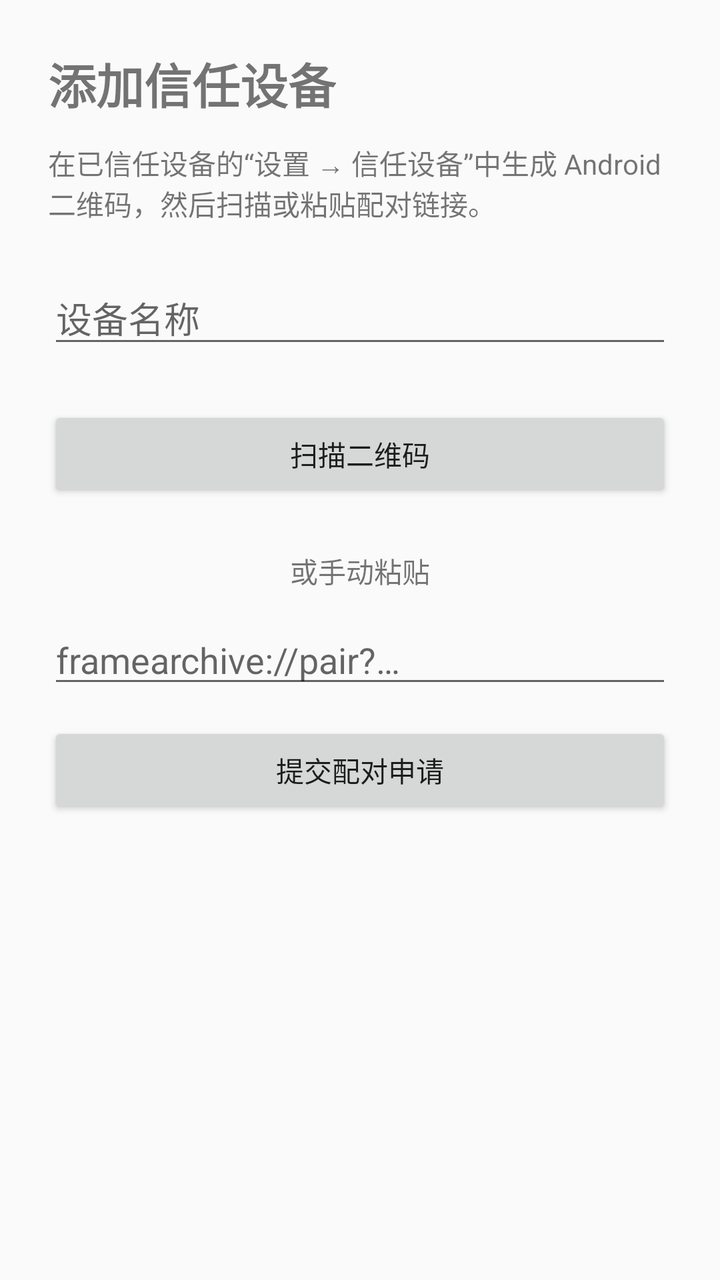
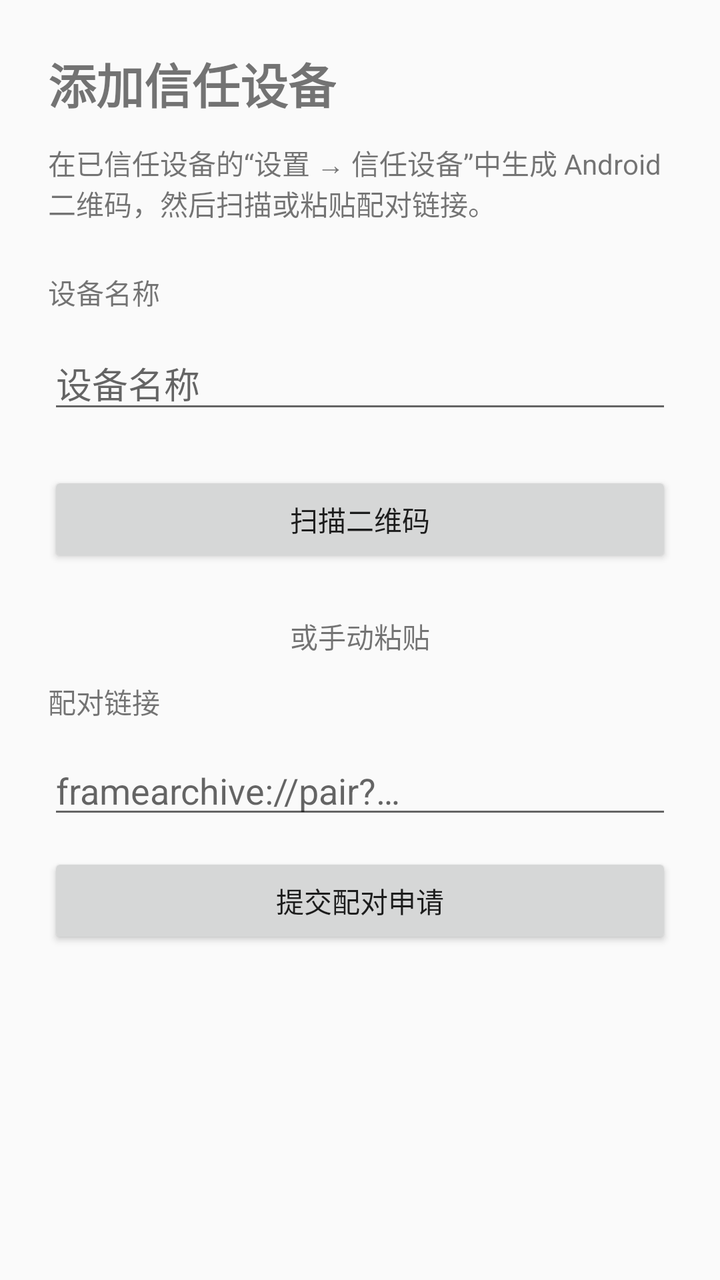

Two renders of the same Android screen: before a commit and after it. Below are the layout's source before the change and the commit's diff.
<!-- AndroidManifest.xml: application theme Theme.FrameArchive -->
<!-- res/layout/view_pairing.xml -->
<?xml version="1.0" encoding="utf-8"?>
<ScrollView xmlns:android="http://schemas.android.com/apk/res/android"
    android:layout_width="match_parent"
    android:layout_height="match_parent"
    android:fillViewport="true">

    <LinearLayout
        android:layout_width="match_parent"
        android:layout_height="wrap_content"
        android:layout_gravity="center"
        android:orientation="vertical"
        android:padding="@dimen/screen_padding">

        <TextView
            android:layout_width="wrap_content"
            android:layout_height="wrap_content"
            android:text="@string/pairing_title"
            android:textSize="24sp"
            android:textStyle="bold" />

        <TextView
            android:layout_width="match_parent"
            android:layout_height="wrap_content"
            android:layout_marginTop="@dimen/item_spacing"
            android:text="@string/pairing_description" />

        <EditText
            android:id="@+id/device_name_input"
            android:layout_width="match_parent"
            android:layout_height="wrap_content"
            android:layout_marginTop="@dimen/section_spacing"
            android:hint="@string/device_name_hint"
            android:imeOptions="actionNext"
            android:importantForAutofill="no"
            android:inputType="textCapSentences"
            android:maxLines="1" />

        <Button
            android:id="@+id/scan_button"
            android:layout_width="match_parent"
            android:layout_height="wrap_content"
            android:layout_marginTop="@dimen/section_spacing"
            android:text="@string/scan_qr_code" />

        <TextView
            android:layout_width="match_parent"
            android:layout_height="wrap_content"
            android:layout_marginTop="@dimen/section_spacing"
            android:gravity="center"
            android:text="@string/or_paste_link" />

        <EditText
            android:id="@+id/pairing_link_input"
            android:layout_width="match_parent"
            android:layout_height="wrap_content"
            android:layout_marginTop="@dimen/item_spacing"
            android:hint="@string/pairing_link_hint"
            android:importantForAutofill="no"
            android:inputType="textUri"
            android:maxLines="4" />

        <TextView
            android:id="@+id/error_text"
            android:layout_width="match_parent"
            android:layout_height="wrap_content"
            android:layout_marginTop="@dimen/item_spacing"
            android:textColor="?attr/colorError"
            android:visibility="gone" />

        <Button
            android:id="@+id/submit_button"
            android:layout_width="match_parent"
            android:layout_height="wrap_content"
            android:layout_marginTop="@dimen/item_spacing"
            android:text="@string/submit_pairing_link" />
    </LinearLayout>
</ScrollView>
<!-- resources referenced by this layout -->
<resources>
  <dimen name="item_spacing">12dp</dimen>
  <dimen name="screen_padding">24dp</dimen>
  <dimen name="section_spacing">24dp</dimen>
  <string name="device_name_hint">设备名称</string>
  <string name="or_paste_link">或手动粘贴</string>
  <string name="pairing_description">在已信任设备的“设置 → 信任设备”中生成 Android 二维码，然后扫描或粘贴配对链接。</string>
  <string name="pairing_link_hint">framearchive://pair?…</string>
  <string name="pairing_title">添加信任设备</string>
  <string name="scan_qr_code">扫描二维码</string>
  <string name="submit_pairing_link">提交配对申请</string>
  <style name="Theme.FrameArchive" parent="Theme.AppCompat.DayNight.NoActionBar">
          <item name="android:windowLightStatusBar">true</item>
      </style>
</resources>

<!-- the commit's change to res/layout/view_pairing.xml (unified diff, before → after) -->
@@ -24,11 +24,18 @@
             android:layout_marginTop="@dimen/item_spacing"
             android:text="@string/pairing_description" />
 
+        <TextView
+            android:layout_width="match_parent"
+            android:layout_height="wrap_content"
+            android:layout_marginTop="@dimen/section_spacing"
+            android:labelFor="@id/device_name_input"
+            android:text="@string/device_name_label" />
+
         <EditText
             android:id="@+id/device_name_input"
             android:layout_width="match_parent"
             android:layout_height="wrap_content"
-            android:layout_marginTop="@dimen/section_spacing"
+            android:layout_marginTop="@dimen/item_spacing"
             android:hint="@string/device_name_hint"
             android:imeOptions="actionNext"
             android:importantForAutofill="no"
@@ -49,6 +56,13 @@
             android:gravity="center"
             android:text="@string/or_paste_link" />
 
+        <TextView
+            android:layout_width="match_parent"
+            android:layout_height="wrap_content"
+            android:layout_marginTop="@dimen/item_spacing"
+            android:labelFor="@id/pairing_link_input"
+            android:text="@string/pairing_link_label" />
+
         <EditText
             android:id="@+id/pairing_link_input"
             android:layout_width="match_parent"
@@ -61,6 +75,7 @@
 
         <TextView
             android:id="@+id/error_text"
+            android:accessibilityLiveRegion="polite"
             android:layout_width="match_parent"
             android:layout_height="wrap_content"
             android:layout_marginTop="@dimen/item_spacing"
<!-- resource entries referenced after the edit -->
@@ -4,9 +4,11 @@
   <dimen name="screen_padding">24dp</dimen>
   <dimen name="section_spacing">24dp</dimen>
   <string name="device_name_hint">设备名称</string>
+  <string name="device_name_label">设备名称</string>
   <string name="or_paste_link">或手动粘贴</string>
   <string name="pairing_description">在已信任设备的“设置 → 信任设备”中生成 Android 二维码，然后扫描或粘贴配对链接。</string>
   <string name="pairing_link_hint">framearchive://pair?…</string>
+  <string name="pairing_link_label">配对链接</string>
   <string name="pairing_title">添加信任设备</string>
   <string name="scan_qr_code">扫描二维码</string>
   <string name="submit_pairing_link">提交配对申请</string>
